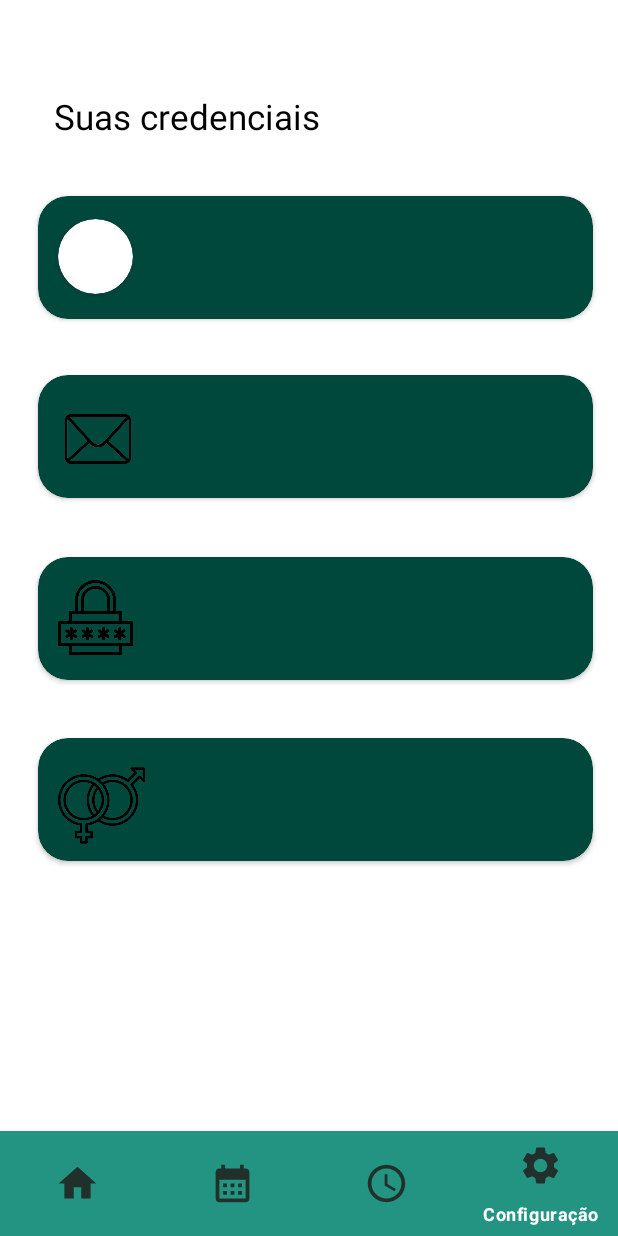
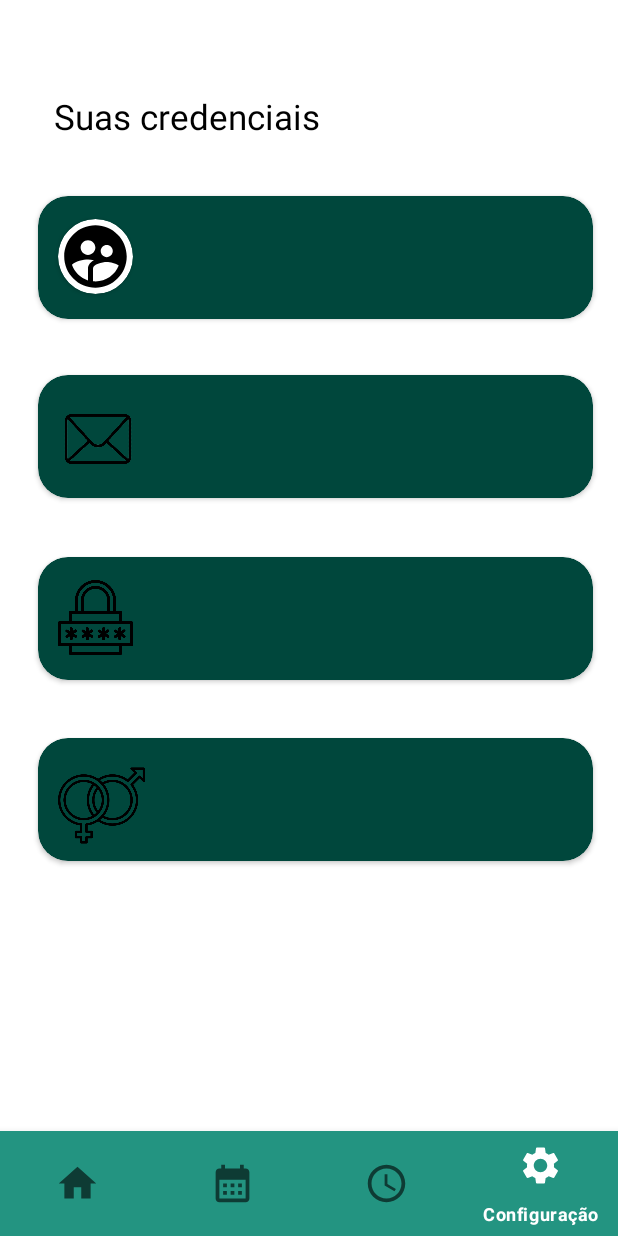
Before and after one commit to llnascimento/Tcc_App, an Android app: the HomeFragment screen opened directly, with no data from a screen before it, item 4 of the bottom bar chosen, on a phone screen of 412 x 824 dp. Run offline under Robolectric (Android 15) with nearby library versions, the phone set to English and light mode, and no system bars; our stand-ins replace Timber.

Commit message:
Settings funcionando/alert corrigido

```diff
--- a/app/src/main/java/com/example/sbrotina/SettingsFragment.kt
+++ b/app/src/main/java/com/example/sbrotina/SettingsFragment.kt
@@ -2,10 +2,13 @@ package com.example.sbrotina
 
 import android.content.Context
 import android.os.Bundle
+import android.text.method.HideReturnsTransformationMethod
+import android.text.method.PasswordTransformationMethod
 import androidx.fragment.app.Fragment
 import android.view.LayoutInflater
 import android.view.View
 import android.view.ViewGroup
+import android.widget.ImageView
 import android.widget.TextView
 
 // TODO: Rename parameter arguments, choose names that match
--- a/app/src/main/java/com/example/sbrotina/Starter.kt
+++ b/app/src/main/java/com/example/sbrotina/Starter.kt
@@ -78,7 +78,7 @@ class Starter : AppCompatActivity() {
                     startActivity(navegar)
 
                     val editor: SharedPreferences.Editor = getSharedPreferences("PREFERENCE" , Context.MODE_PRIVATE).edit()
-                  //  editor.putString("id", response.body()?.id.toString());
+                    editor.putInt("id", response.body()!!.id)
                     editor.putString("nome", response.body()?.nome);
                     editor.putString("email", response.body()?.email);
                     editor.putString("senha", response.body()?.senha);
@@ -86,11 +86,13 @@ class Starter : AppCompatActivity() {
                     editor.commit()
 
                     val sharedPreferences = getSharedPreferences("PREFERENCE", Context.MODE_PRIVATE)
+                    val id = sharedPreferences.getInt("id", 0)
                     val nome = sharedPreferences.getString("nome", "")
                     val email = sharedPreferences.getString("email", "")
                     val senha = sharedPreferences.getString("senha", "")
                     val sexoUsuario = sharedPreferences.getString("sexoUsuario", "")
 
+                    println("Id: $id")
                     println("Nome: $nome")
                     println("Email: $email")
                     println("Senha: $senha")
--- /dev/null
+++ b/app/src/main/res/drawable/baseline_supervised_user_circle_24.xml
@@ -0,0 +1,5 @@
+<vector android:height="24dp" android:tint="#000000"
+    android:viewportHeight="24" android:viewportWidth="24"
+    android:width="24dp" xmlns:android="http://schemas.android.com/apk/res/android">
+    <path android:fillColor="@android:color/white" android:pathData="M11.99,2c-5.52,0 -10,4.48 -10,10s4.48,10 10,10 10,-4.48 10,-10 -4.48,-10 -10,-10zM15.6,8.34c1.07,0 1.93,0.86 1.93,1.93 0,1.07 -0.86,1.93 -1.93,1.93 -1.07,0 -1.93,-0.86 -1.93,-1.93 -0.01,-1.07 0.86,-1.93 1.93,-1.93zM9.6,6.76c1.3,0 2.36,1.06 2.36,2.36 0,1.3 -1.06,2.36 -2.36,2.36s-2.36,-1.06 -2.36,-2.36c0,-1.31 1.05,-2.36 2.36,-2.36zM9.6,15.89v3.75c-2.4,-0.75 -4.3,-2.6 -5.14,-4.96 1.05,-1.12 3.67,-1.69 5.14,-1.69 0.53,0 1.2,0.08 1.9,0.22 -1.64,0.87 -1.9,2.02 -1.9,2.68zM11.99,20c-0.27,0 -0.53,-0.01 -0.79,-0.04v-4.07c0,-1.42 2.94,-2.13 4.4,-2.13 1.07,0 2.92,0.39 3.84,1.15 -1.17,2.97 -4.06,5.09 -7.45,5.09z"/>
+</vector>
--- a/app/src/main/res/layout/activity_home.xml
+++ b/app/src/main/res/layout/activity_home.xml
@@ -19,7 +19,6 @@
         app:layout_constraintVertical_bias="1.0"
         app:itemTextColor="@color/white"
         app:itemIconSize="30dp"
-        app:itemIconTint="@color/cinza"
         />
 
     <FrameLayout
--- a/app/src/main/res/layout/fragment_settings.xml
+++ b/app/src/main/res/layout/fragment_settings.xml
@@ -48,10 +48,10 @@
 
                 <ImageView
                     android:id="@+id/imageSettingsUser"
-                    android:layout_width="wrap_content"
-                    android:layout_height="wrap_content"
-
-                    tools:srcCompat="@tools:sample/avatars" />
+                    android:layout_width="match_parent"
+                    android:layout_height="match_parent"
+                    app:srcCompat="@drawable/baseline_supervised_user_circle_24"
+                    tools:srcCompat="@drawable/baseline_supervised_user_circle_24" />
             </androidx.cardview.widget.CardView>
 
             <TextView
@@ -126,13 +126,13 @@
             <TextView
                 android:id="@+id/settingsSenha"
                 android:layout_width="240dp"
-                android:layout_height="25dp"
+                android:layout_height="48dp"
                 android:layout_marginLeft="80dp"
                 android:layout_marginTop="28dp"
-                android:text="Senha"
+                android:text="SenhaOculta"
                 android:textColor="@color/white"
-                android:textSize="20dp"
-
+                android:textSize="26dp"
+                android:inputType="textPassword"
                 />
         </androidx.cardview.widget.CardView>
 
--- a/app/src/main/res/values/colors.xml
+++ b/app/src/main/res/values/colors.xml
@@ -13,4 +13,6 @@
     <color name="verdee">#239481</color>
     <color name="verdeD">#00473C</color>
     <color name="cinza">#21302A</color>
+
+    <color name="dialogButtonColor">#239481</color>
 </resources>
--- a/app/src/main/res/values/themes.xml
+++ b/app/src/main/res/values/themes.xml
@@ -2,7 +2,7 @@
     <!-- Base application theme. -->
     <style name="Theme.SBRotina" parent="Theme.MaterialComponents.DayNight.DarkActionBar">
         <!-- Primary brand color. -->
-        <item name="colorPrimary">@color/verde</item>
+        <item name="colorPrimary">@color/white</item>
         <item name="colorPrimaryVariant">@color/purple_700</item>
         <item name="colorOnPrimary">@color/white</item>
         <!-- Secondary brand color. -->
@@ -12,7 +12,6 @@
         <!-- Status bar color. -->
         <item name="android:statusBarColor">?attr/colorPrimaryVariant</item>
         <!-- Customize your theme here. -->
-
     </style>
 
     <style name="textViewStyle">
@@ -33,4 +32,8 @@
         <item name="android:textColor">@color/white</item>
         <item name="backgroundTint">@color/verdeD</item>
     </style>
+
+    <style name="AlertDialogTheme" parent="Theme.AppCompat.Light.Dialog.Alert">
+        <item name="colorAccent">@color/dialogButtonColor</item>
+    </style>
 </resources>
```
Also changed, not shown: app/src/main/java/com/example/sbrotina/HomeFragment.kt (+18 -5 lines).
